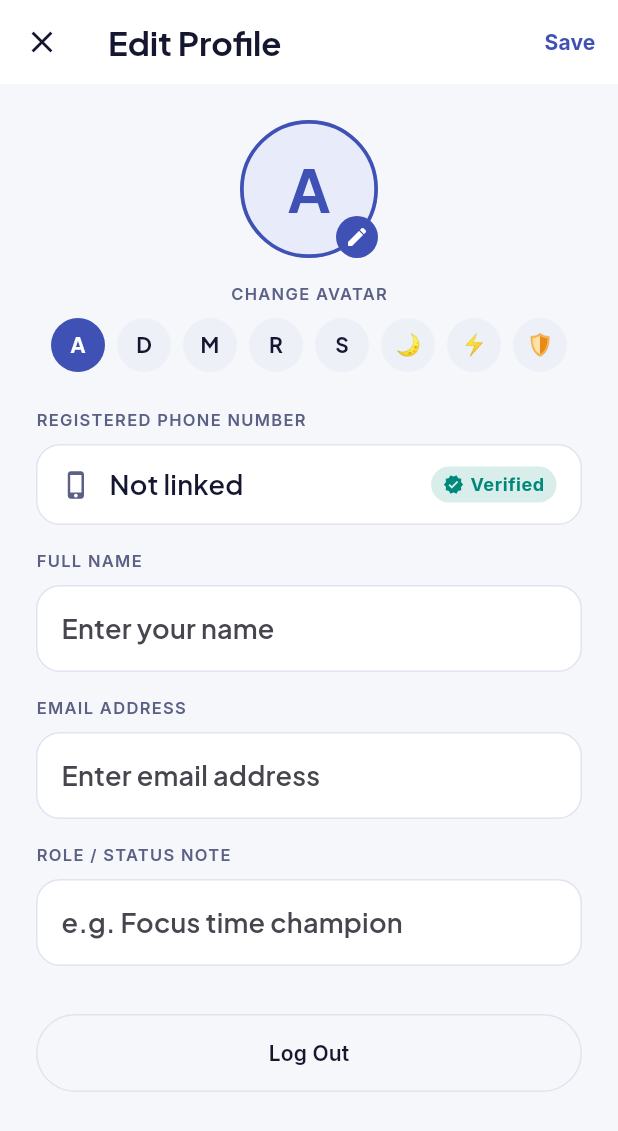
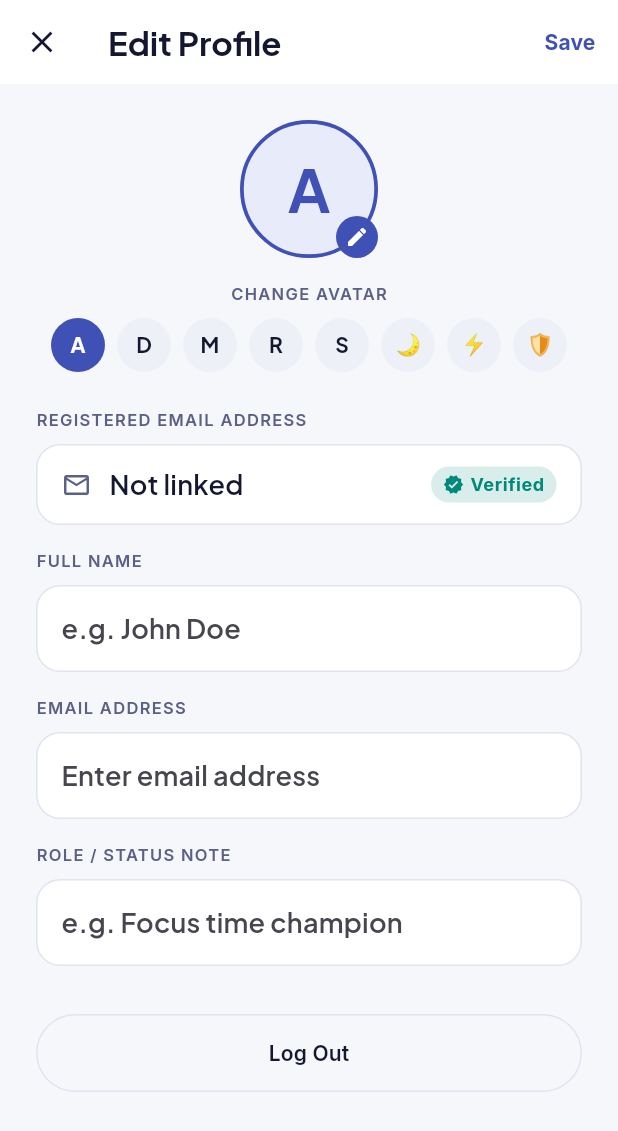
Before and after one commit to atulya1028/master-dnd, a Flutter app: the EditProfileScreen screen opened directly, on a phone screen of 412 x 824 dp. Shown: the top 1131 px of the screen. Run offline on Flutter 3.47's test engine with Material 3 defaults, Android fonts, the phone set to English and light mode, and no system bars; our stand-ins replace equatable, flutter_bloc, google_fonts, shared_preferences; accounts and stored records are empty.

Commit message:
feat(ui): update name placeholders to 'e.g. John Doe', remove exposed OTP chips and dev bypasses

```diff
--- a/lib/screens/auth/profile_form_screen.dart
+++ b/lib/screens/auth/profile_form_screen.dart
@@ -162,7 +162,7 @@ class _ProfileFormScreenState extends State<ProfileFormScreen> {
                               textCapitalization: TextCapitalization.words,
                               style: context.text.titleMedium,
                               decoration: const InputDecoration(
-                                hintText: 'e.g. Atulya Agrawal',
+                                hintText: 'e.g. John Doe',
                                 border: InputBorder.none,
                               ),
                               onChanged: (val) {
--- a/lib/screens/profile/edit_profile_screen.dart
+++ b/lib/screens/profile/edit_profile_screen.dart
@@ -205,19 +205,19 @@ class _EditProfileScreenState extends State<EditProfileScreen> {
                 ),
                 const SizedBox(height: Space.s24),
 
-                // Registered Phone (Read-Only)
-                const OverlineText('Registered Phone Number'),
+                // Registered Email (Read-Only)
+                const OverlineText('Registered Email Address'),
                 const SizedBox(height: Space.s8),
                 DndCard(
                   child: Padding(
                     padding: const EdgeInsets.symmetric(horizontal: Space.s16, vertical: 14),
                     child: Row(
                       children: [
-                        Icon(Icons.phone_iphone, size: 20, color: c.textSecondary),
+                        Icon(Icons.mail_outline, size: 20, color: c.textSecondary),
                         const SizedBox(width: Space.s12),
                         Expanded(
                           child: Text(
-                            user?.phone ?? 'Not linked',
+                            user?.email ?? 'Not linked',
                             style: context.text.titleMedium,
                           ),
                         ),
@@ -237,7 +237,7 @@ class _EditProfileScreenState extends State<EditProfileScreen> {
                                 style: context.text.bodySmall!.copyWith(
                                   color: c.armed,
                                   fontWeight: FontWeight.bold,
-                                ),
+                                  ),
                               ),
                             ],
                           ),
@@ -259,7 +259,7 @@ class _EditProfileScreenState extends State<EditProfileScreen> {
                       textCapitalization: TextCapitalization.words,
                       style: context.text.titleMedium,
                       decoration: const InputDecoration(
-                        hintText: 'Enter your name',
+                        hintText: 'e.g. John Doe',
                         border: InputBorder.none,
                       ),
                     ),
```
Also changed, not shown: lib/screens/auth/otp_verification_screen.dart (+1 -37 lines), 1 other file.
